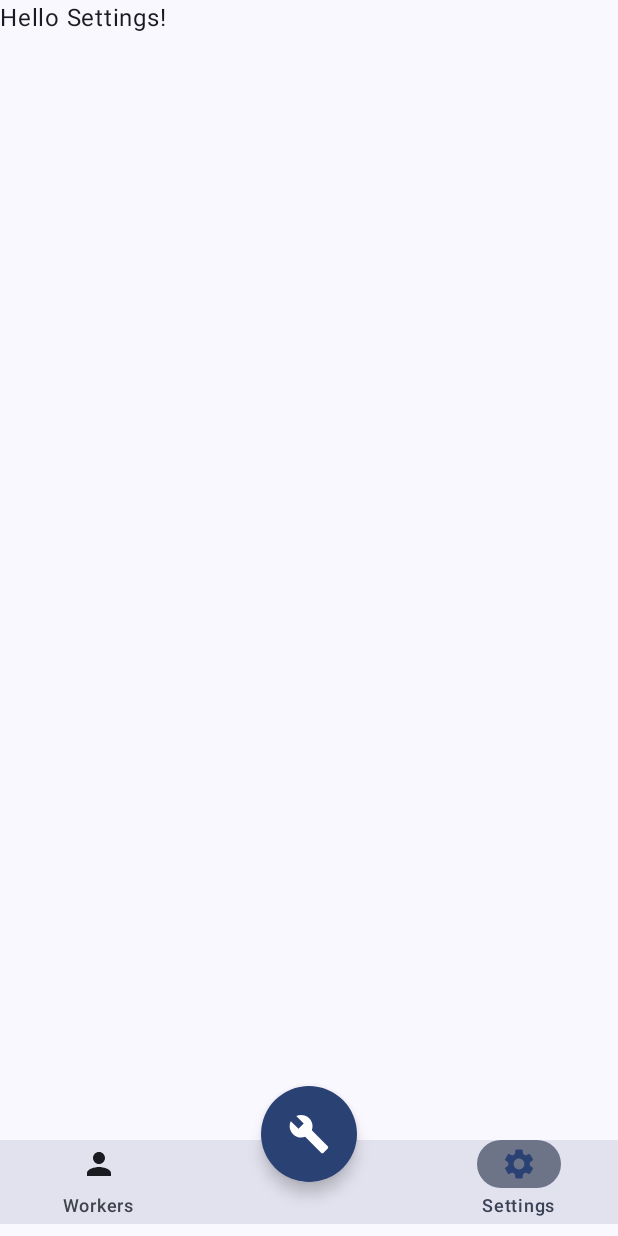
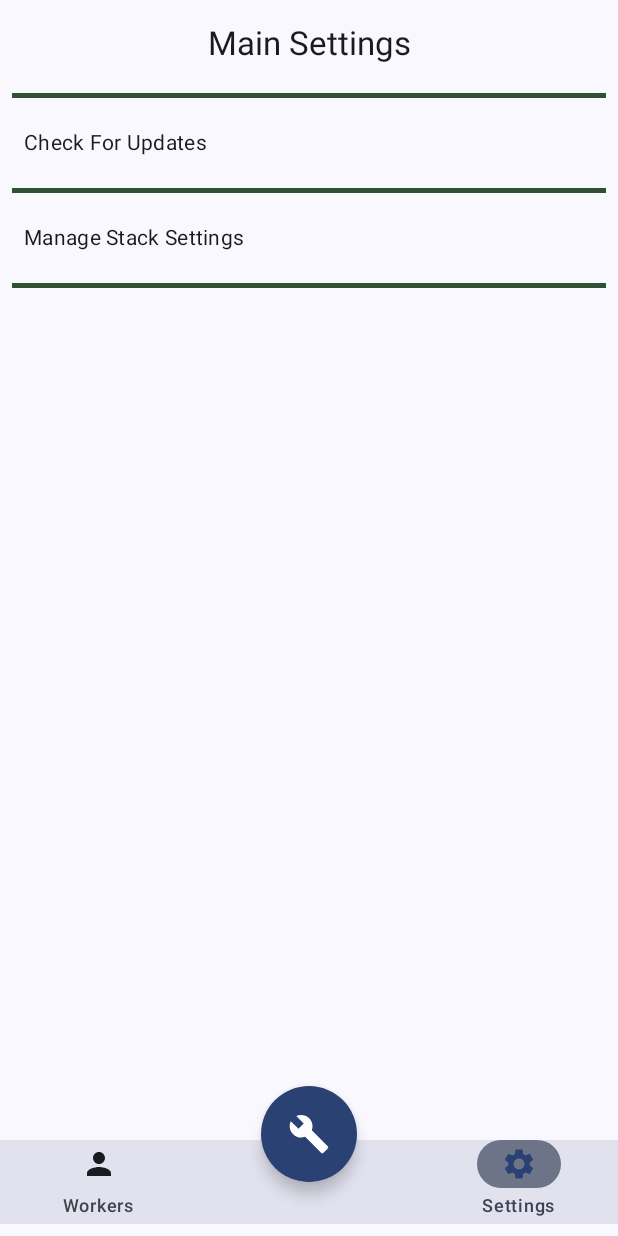
Before and after one commit to sonofgreatness/AirDry, an Android app built with Jetpack Compose: the EmployeeSelectionScreen screen opened through its navigation route, item 2 of the bottom bar chosen, on a phone screen of 412 x 824 dp. Run offline under Robolectric (Android 15) with nearby library versions, the phone set to English and light mode, and no system bars; our stand-ins replace Dagger/Hilt's generated code, livedata-compose; libraries missing offline, so code that uses them is left out: org.apache.poi; 1 statement that could not run was skipped.

Commit message:
added stacks boilerplate

```diff
--- a/app/src/main/java/com/example/airdry/ui/nav/Navigation.kt
+++ b/app/src/main/java/com/example/airdry/ui/nav/Navigation.kt
@@ -41,7 +41,7 @@ import com.example.airdry.database.Entities.Employee
 import com.example.airdry.ui.screens.reports.GenerateExcelScreen
 import com.example.airdry.ui.screens.work.CreateStackAndWorkScreen
 import com.example.airdry.ui.screens.work.EmployeeSelectionScreen
-
+import com.example.airdry.ui.screens.settings.*
 import com.example.airdry.ui.screens.workers.CreateWorkerScreen
 import com.example.airdry.ui.screens.workers.EditWorkerScreen
 import com.example.airdry.ui.screens.workers.WorkersListScreen
@@ -50,7 +50,7 @@ import com.example.airdry.ui.viewmodels.WorkViewModel
 import java.util.UUID
 
 @Composable
-fun Navigation(employeeViewModel: EmployeeViewModel, workViewModel: WorkViewModel)  {
+fun Navigation(employeeViewModel: EmployeeViewModel, workViewModel: WorkViewModel) {
     val navController = rememberNavController()
 
     Scaffold(
@@ -62,11 +62,11 @@ fun Navigation(employeeViewModel: EmployeeViewModel, workViewModel: WorkViewMode
             NavHost(navController = navController, startDestination = Screen.SelectEmployee.route) {
 
                 composable(Screen.Workers.route) {
-                    WorkersListScreen(navController= navController, viewModel = employeeViewModel)
+                    WorkersListScreen(navController = navController, viewModel = employeeViewModel)
                 }
 
                 composable(Screen.CreateWorker.route) {
-                    CreateWorkerScreen(navController= navController, viewModel = employeeViewModel)
+                    CreateWorkerScreen(navController = navController, viewModel = employeeViewModel)
                 }
 
                 composable(
@@ -77,19 +77,23 @@ fun Navigation(employeeViewModel: EmployeeViewModel, workViewModel: WorkViewMode
                         },
                     )
                 ) { entry ->
-                   val  id = entry.arguments?.getString("workerId")
-                    EditWorkerScreen(navController= navController, employeeId = id.toString()
-                        , viewModel = employeeViewModel)
+                    val id = entry.arguments?.getString("workerId")
+                    EditWorkerScreen(
+                        navController = navController,
+                        employeeId = id.toString(),
+                        viewModel = employeeViewModel
+                    )
                 }
                 composable(Screen.Settings.route) {
-                    Greeting("Settings", navController = navController)
+
+                    Settings(navController)
                 }
 
 
                 composable(Screen.SelectEmployee.route) {
-                    EmployeeSelectionScreen(viewModel = workViewModel,
-                        employeeViewModel = employeeViewModel
-                    , onMovetoGenerateExcel = {
+                    EmployeeSelectionScreen(
+                        viewModel = workViewModel,
+                        employeeViewModel = employeeViewModel, onMovetoGenerateExcel = {
                             navController.navigate(Screen.GenerateExcel.route)
                         }) {
                         val selectedId = workViewModel.selectedEmployee.value?.id
@@ -103,7 +107,8 @@ fun Navigation(employeeViewModel: EmployeeViewModel, workViewModel: WorkViewMode
                     arguments = listOf(navArgument("employeeId") { type = NavType.StringType })
                 ) { backStackEntry ->
 
-                    val employeeId = UUID.fromString(backStackEntry.arguments?.getString("employeeId"))
+                    val employeeId =
+                        UUID.fromString(backStackEntry.arguments?.getString("employeeId"))
 
                     // State to hold the data
                     var employee by remember { mutableStateOf<Employee?>(null) }
@@ -118,12 +123,12 @@ fun Navigation(employeeViewModel: EmployeeViewModel, workViewModel: WorkViewMode
                     }
 
 
-                    if ( employee != null) {
+                    if (employee != null) {
                         CreateStackAndWorkScreen(
                             allStacks = stacks,
-                                allEmployees =employees ,
+                            allEmployees = employees,
                             defaultEmployee = employee!!,
-                                onSubmit = {workDoneList ->
+                            onSubmit = { workDoneList ->
                                 workViewModel.saveStackAndWork(workDoneList)
                                 navController.navigate(Screen.SelectEmployee.route)
                             }
@@ -132,27 +137,49 @@ fun Navigation(employeeViewModel: EmployeeViewModel, workViewModel: WorkViewMode
                     }
                 }
 
-                composable (Screen.GenerateExcel.route){
+                composable(Screen.GenerateExcel.route) {
                     GenerateExcelScreen(
-                        onGenerate = {startDate, endDate ->
+                        onGenerate = { startDate, endDate ->
                             workViewModel.generatExcelReport(startDate, endDate)
                         }
                     )
                 }
+                composable(Screen.ManageStacks.route) {
 
+                    val stacks by workViewModel.allStacks.observeAsState(emptyList())
+                    // Launch coroutine to fetch data
+                    LaunchedEffect(stacks) {
+
+                        workViewModel.loadAllStacks()
+                    }
+                    ManageStacksScreen(stacks, navController)
+                }
+                composable(Screen.ManageUpdates.route) { ManageUpdatesScreen() }
+
+                composable(Screen.CreateStack.route) {
+                    CreateStackScreen(navController, workViewModel)
+                }
+
+                composable(
+                    route = Screen.EditStack.route + "/{stackId}",
+                    arguments = listOf(
+                        navArgument("stackId") {
+                            type = NavType.StringType
+                        },
+                    )
+                ) { entry ->
+                    val id = entry.arguments?.getString("stackId")
+                    EditStackScreen(
+                        navController = navController,
+                        stackId = id.toString(),
+                        viewModel = workViewModel
+                    )
                 }
             }
         }
     }
 
-@Composable
-fun Greeting(name: String, modifier: Modifier = Modifier, navController: NavController) {
-    Text(
-        text = "Hello $name!",
-        modifier = modifier
-    )
 }
-
 
     @Composable
     fun BottomNavigationBar(navController: NavController) {
--- a/app/src/main/java/com/example/airdry/ui/nav/Screen.kt
+++ b/app/src/main/java/com/example/airdry/ui/nav/Screen.kt
@@ -18,6 +18,10 @@ sealed
     object SelectEmployee : Screen("select_employee", "Select", Icons.Default.Person)
     object CreateStackAndWork : Screen("create_stack", "Create Stack",null)
     object GenerateExcel : Screen("generate_excel", "Generate Excel", null)
+    object ManageUpdates:Screen("manage_updates", "Manage Updates",null )
+    object ManageStacks:Screen("manage_stacks", "Manage Stacks", null)
+    object CreateStack: Screen ("stacks/save", "New Stack", null)
+    object EditStack:Screen("stacks/edit", "Edit Stack", null)
 
     fun withArgs(vararg args: String): String {
         return if (args.isNotEmpty()) {
--- /dev/null
+++ b/app/src/main/java/com/example/airdry/ui/screens/settings/SettingsScreen.kt
@@ -0,0 +1,73 @@
+package com.example.airdry.ui.screens.settings
+
+import androidx.compose.foundation.clickable
+import androidx.compose.foundation.layout.Column
+import androidx.compose.foundation.layout.fillMaxWidth
+import androidx.compose.foundation.layout.padding
+import androidx.compose.material3.Divider
+import androidx.compose.material3.MaterialTheme
+import androidx.compose.material3.Text
+import androidx.compose.runtime.Composable
+import androidx.compose.ui.Alignment
+import androidx.compose.ui.Modifier
+import androidx.compose.ui.unit.dp
+import androidx.navigation.NavController
+import com.example.airdry.ui.nav.Screen
+import com.example.airdry.ui.theme.ForestGreen
+
+@Composable
+    fun Settings(
+        navController: NavController
+    ){
+        Column {
+            //Header row
+
+             Text("Main Settings",
+                 modifier = Modifier.padding(16.dp).align(
+                     Alignment.CenterHorizontally
+                 )
+                     ,
+                 style = MaterialTheme.typography.titleLarge,
+                 color = MaterialTheme.colorScheme.onSurface
+
+
+             )
+            GreenDivider()
+            Text("Check For Updates"
+            , modifier = Modifier.padding(16.dp).align(
+                    Alignment.Start
+                ).clickable{
+                    navController.navigate(route = Screen.ManageUpdates.route)
+                }
+                ,
+                style = MaterialTheme.typography.bodyMedium,
+                color = MaterialTheme.colorScheme.onSurface
+
+            )
+
+         GreenDivider()
+            Text("Manage Stack Settings",
+                    modifier = Modifier.padding(16.dp).align(Alignment.Start).clickable{
+                  navController.navigate(route = Screen.ManageStacks.route)
+            },
+                style = MaterialTheme.typography.bodyMedium,
+                color = MaterialTheme.colorScheme.onSurface
+
+            )
+            GreenDivider()
+        }
+
+
+    }
+
+@Composable
+fun GreenDivider(){
+    Divider(
+        color = ForestGreen,
+        thickness = 3.dp,
+        modifier = Modifier
+            .fillMaxWidth()
+            .padding(horizontal = 8.dp, vertical = 4.dp)
+    )
+
+}
--- a/app/src/main/java/com/example/airdry/ui/theme/Color.kt
+++ b/app/src/main/java/com/example/airdry/ui/theme/Color.kt
@@ -9,3 +9,4 @@ val Pink80 = Color(0xFFEFB8C8)
 val Purple40 = Color(0xFF6650a4)
 val PurpleGrey40 = Color(0xFF625b71)
 val Pink40 = Color(0xFF7D5260)
+val ForestGreen = Color(0xFF2F5233)
```
Also changed, not shown: app/src/main/java/com/example/airdry/database/Entities/Stack.kt (+9 -0 lines), app/src/main/java/com/example/airdry/database/Entities/WorkWithStack.kt (+3 -4 lines), app/src/main/java/com/example/airdry/ui/screens/settings/CreateStackScreen.kt (added, +18 -0 lines), app/src/main/java/com/example/airdry/ui/screens/settings/EditStackScreen.kt (added, +53 -0 lines), app/src/main/java/com/example/airdry/ui/screens/settings/ManageStacksScreen.kt (added, +126 -0 lines), app/src/main/java/com/example/airdry/ui/screens/settings/ManageUpdatesScreen.kt (added, +13 -0 lines), app/src/main/java/com/example/airdry/ui/screens/settings/StackForm.kt (added, +128 -0 lines), app/src/main/java/com/example/airdry/ui/viewmodels/WorkViewModel.kt (+28 -0 lines). Lines whose indentation alone changed are shown as unchanged.
